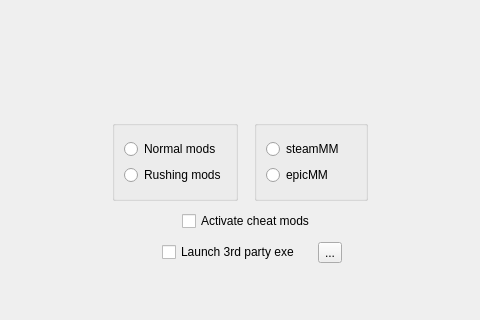
The window that mainwindow.ui (Keter01/Payday2Launcher) describes before a commit, drawn with Qt 5; both pictures show x 138 to 618 and y 150 to 470 of the 800 by 600 pixel window.
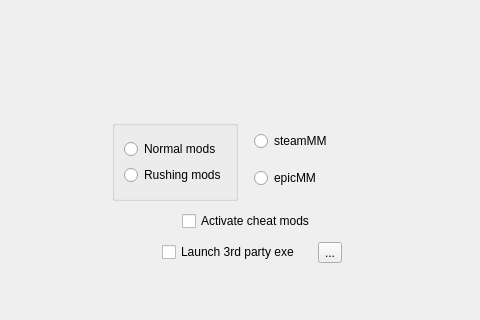
The same window after the commit. Icons and pictures are not drawn.

Patch:
```diff
--- a/mainwindow.ui
+++ b/mainwindow.ui
@@ -63,7 +63,7 @@
      <rect>
       <x>250</x>
       <y>270</y>
-      <width>256</width>
+      <width>257</width>
       <height>81</height>
      </rect>
     </property>
@@ -127,12 +127,6 @@
       </spacer>
      </item>
      <item>
-      <widget class="QGroupBox" name="groupBox">
-       <property name="title">
-        <string/>
-       </property>
-       <layout class="QVBoxLayout" name="verticalLayout">
-        <item>
          <layout class="QVBoxLayout" name="verticalLayout_2">
           <item>
            <widget class="QRadioButton" name="radioButton_4">
@@ -158,9 +152,6 @@
         </item>
        </layout>
       </widget>
-     </item>
-    </layout>
-   </widget>
    <widget class="QCheckBox" name="checkBox">
     <property name="geometry">
      <rect>
```
Left out of the diff: 9 changed lines with no effect on the pictures. Lines whose indentation alone changed are shown as unchanged.
